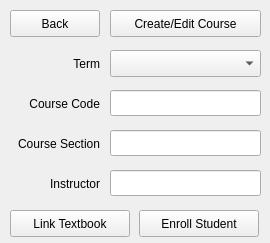
Above: D4_TeamJava/cuTPS_gui/ModifyCourseFormWindow.ui from AnkushVarshneya/CUTPS before the change. Below: the same form after it.
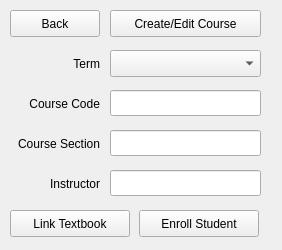
That is the form after the change.

The edit to the form file:
```diff
--- a/D4_TeamJava/cuTPS_gui/ModifyCourseFormWindow.ui
+++ b/D4_TeamJava/cuTPS_gui/ModifyCourseFormWindow.ui
@@ -6,8 +6,8 @@
    <rect>
     <x>0</x>
     <y>0</y>
-    <width>270</width>
-    <height>243</height>
+    <width>282</width>
+    <height>250</height>
    </rect>
   </property>
   <property name="windowTitle">
```
Left out of the diff: 6 changed lines with no effect on the pictures.
